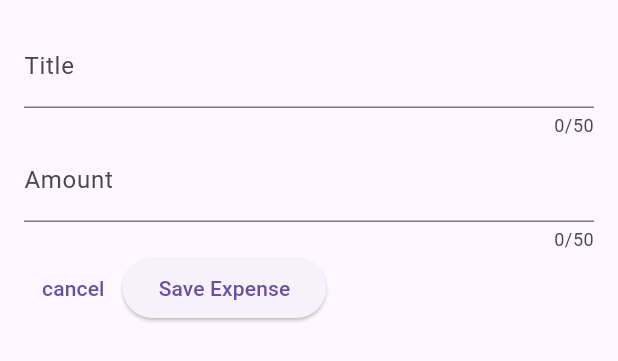
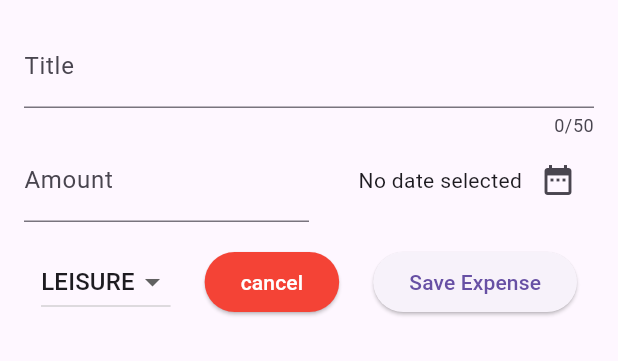
Before and after one commit to arissugiyono/Expense-tracker-app, a Flutter app: the NewExpense widget shown alone on an empty page, opened directly, on a phone screen of 412 x 824 dp. Shown: the top 361 px of the screen. Run offline on Flutter 3.47's test engine with Material 3 defaults, Android fonts, the phone set to English and light mode, and no system bars.

```diff
--- a/lib/models/expense.dart
+++ b/lib/models/expense.dart
@@ -2,7 +2,8 @@ import 'package:flutter/material.dart';
 import 'package:uuid/uuid.dart';
 import 'package:intl/intl.dart';
 
-final formater = DateFormat.yMd();
+
+final formatter = DateFormat.yMd();
 
 const uuid = Uuid();
 
@@ -30,6 +31,6 @@ class Expense {
   }) : id = uuid.v4();
 
   String get formattedDate {
-    return formater.format(date);
+    return formatter.format(date);
   }
 }
--- a/lib/widgets/new_expense.dart
+++ b/lib/widgets/new_expense.dart
@@ -1,4 +1,9 @@
+import 'package:flutter/foundation.dart' hide Category;
 import 'package:flutter/material.dart';
+import 'package:intl/intl.dart';
+import 'package:expense_tracker/models/expense.dart';
+
+final formatter = DateFormat.yMd();
 
 class NewExpense extends StatefulWidget {
   const NewExpense({super.key});
@@ -14,6 +19,51 @@ class _NewExpenseState extends State<NewExpense> {
   // }
   final _titleController = TextEditingController();
   final _amountController = TextEditingController();
+  DateTime? _selectedDate;
+  Category _selectedCategory = Category.leisure;
+
+  void _presentDatePicker() async {
+    final now = DateTime.now();
+    final firstDate = DateTime(now.year - 1, now.month, now.day);
+    final pickedDate = await showDatePicker(
+      context: context,
+      firstDate: firstDate,
+      lastDate: now,
+    );
+    setState(() {
+      _selectedDate = pickedDate;
+    });
+  }
+
+  void _submitExpenseData() {
+    final enteredAmount = double.tryParse(_amountController.text);
+    final amoundIsInvalid = enteredAmount == null || enteredAmount <= 0;
+    if (_titleController.text.trim().isEmpty ||
+        amoundIsInvalid ||
+        _selectedDate == null) {
+      //show error message
+      showDialog(
+        context: context,
+        builder: (ctx) {
+          return AlertDialog(
+            title: const Text('Invalid input'),
+            content: const Text(
+              'Please make sure a valid title, amount, date, and category was entered.',
+            ),
+            actions: [
+              TextButton(
+                onPressed: () {
+                  Navigator.pop(ctx);
+                },
+                child: const Text('Okay'),
+              ),
+            ],
+          );
+        },
+      );
+    }
+    return;
+  }
 
   @override
   void dispose() {
@@ -33,24 +83,73 @@ class _NewExpenseState extends State<NewExpense> {
             maxLength: 50,
             decoration: InputDecoration(label: Text("Title")),
           ),
-          TextField(
-            controller: _amountController,
-
-            keyboardType: TextInputType.number,
-            maxLength: 50,
-            decoration: InputDecoration(
-              prefixText: "\$ ",
-              label: Text("Amount")),
-          ),
           Row(
             children: [
-              TextButton(onPressed: () {
+              Expanded(
+                child: TextField(
+                  controller: _amountController,
+                  keyboardType: TextInputType.number,
+                  decoration: InputDecoration(
+                    prefixText: "\$ ",
+                    label: Text("Amount"),
+                  ),
+                ),
+              ),
+              SizedBox(height: 16),
+              Expanded(
+                child: Row(
+                  mainAxisAlignment: MainAxisAlignment.end,
+                  crossAxisAlignment: CrossAxisAlignment.center,
+                  children: [
+                    Text(
+                      _selectedDate == null
+                          ? 'No date selected'
+                          : formatter.format(_selectedDate!),
+                    ),
+                    IconButton(
+                      onPressed: _presentDatePicker,
+                      icon: Icon(Icons.date_range),
+                    ),
+                  ],
+                ),
+              ),
+            ],
+          ),
+          SizedBox(height: 16),
+          Row(
+            mainAxisAlignment: MainAxisAlignment.spaceAround,
+            children: [
+              DropdownButton(
+                value: _selectedCategory,
+                items: Category.values.map((category) {
+                  return DropdownMenuItem(
+                    value: category,
+                    child: Text(category.name.toUpperCase()),
+                  );
+                }).toList(),
+                onChanged: (value) {
+                  if (value == null) {
+                    return;
+                  }
+                  setState(() {
+                    _selectedCategory = value;
+                  });
+                },
+              ),
 
-              }, child: Text("cancel")),
+              ElevatedButton(
+                style: ButtonStyle(
+                  backgroundColor: MaterialStateProperty.all(Colors.red),
+                ),
+                onPressed: () {
+                  Navigator.pop(context);
+                },
+                child: Text("cancel", style: TextStyle(color: Colors.white)),
+              ),
+
               ElevatedButton(
                 onPressed: () {
-                  print(_titleController);
-                  print(_amountController);
+                  _submitExpenseData();
                 },
                 child: Text("Save Expense"),
               ),
```
Also changed, not shown: 1 other file.
